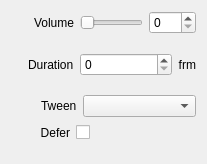
CasparCG/client, file src/Widgets/Inspector/InspectorVolumeWidget.ui: the form before one commit.
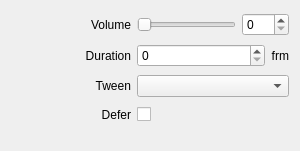
The form after the commit.

Commit message: Simplify layout of inspector widgets

Diff of the .ui file:
```diff
--- a/src/Widgets/Inspector/InspectorVolumeWidget.ui
+++ b/src/Widgets/Inspector/InspectorVolumeWidget.ui
@@ -6,8 +6,8 @@
    <rect>
     <x>0</x>
     <y>0</y>
-    <width>207</width>
-    <height>164</height>
+    <width>300</width>
+    <height>151</height>
    </rect>
   </property>
   <property name="sizePolicy">
@@ -16,166 +16,28 @@
     <verstretch>0</verstretch>
    </sizepolicy>
   </property>
-  <layout class="QVBoxLayout" name="verticalLayout">
-   <item>
-    <layout class="QHBoxLayout" name="horizontalLayoutVolume">
-     <item>
-      <spacer name="horizontalSpacerVolume">
-       <property name="orientation">
-        <enum>Qt::Horizontal</enum>
-       </property>
-       <property name="sizeType">
-        <enum>QSizePolicy::Fixed</enum>
-       </property>
-       <property name="sizeHint" stdset="0">
-        <size>
-         <width>23</width>
-         <height>20</height>
-        </size>
-       </property>
-      </spacer>
-     </item>
-     <item>
-      <widget class="QLabel" name="labelVolume">
-       <property name="text">
-        <string>Volume</string>
-       </property>
-      </widget>
-     </item>
-     <item>
-      <widget class="QSlider" name="sliderVolume">
-       <property name="maximum">
-        <number>200</number>
-       </property>
-       <property name="orientation">
-        <enum>Qt::Horizontal</enum>
-       </property>
-      </widget>
-     </item>
-     <item>
-      <widget class="QSpinBox" name="spinBoxVolume">
-       <property name="maximum">
-        <number>200</number>
-       </property>
-      </widget>
-     </item>
-    </layout>
+  <layout class="QGridLayout" name="gridLayout">
+   <property name="bottomMargin">
+    <number>20</number>
+   </property>
+   <item row="1" column="0">
+    <widget class="QLabel" name="labelTransitionDuration">
+     <property name="minimumSize">
+      <size>
+       <width>120</width>
+       <height>0</height>
+      </size>
+     </property>
+     <property name="text">
+      <string>Duration</string>
+     </property>
+     <property name="alignment">
+      <set>Qt::AlignRight|Qt::AlignTrailing|Qt::AlignVCenter</set>
+     </property>
+    </widget>
    </item>
-   <item>
-    <layout class="QHBoxLayout" name="horizontalLayoutTransitionDuration">
-     <item>
-      <spacer name="horizontalSpacerTransitionDuration">
-       <property name="orientation">
-        <enum>Qt::Horizontal</enum>
-       </property>
-       <property name="sizeType">
-        <enum>QSizePolicy::Fixed</enum>
-       </property>
-       <property name="sizeHint" stdset="0">
-        <size>
-         <width>17</width>
-         <height>20</height>
-        </size>
-       </property>
-      </spacer>
-     </item>
-     <item>
-      <widget class="QLabel" name="labelTransitionDuration">
-       <property name="text">
-        <string>Duration</string>
-       </property>
-      </widget>
-     </item>
-     <item>
-      <widget class="QSpinBox" name="spinBoxTransitionDuration">
-       <property name="sizePolicy">
-        <sizepolicy hsizetype="Expanding" vsizetype="Fixed">
-         <horstretch>0</horstretch>
-         <verstretch>0</verstretch>
-        </sizepolicy>
-       </property>
-       <property name="maximum">
-        <number>999</number>
-       </property>
-      </widget>
-     </item>
-     <item>
-      <widget class="QLabel" name="labelFrm1">
-       <property name="text">
-        <string>frm</string>
-       </property>
-       <property name="alignment">
-        <set>Qt::AlignRight|Qt::AlignTrailing|Qt::AlignVCenter</set>
-       </property>
-      </widget>
-     </item>
-    </layout>
-   </item>
-   <item>
-    <layout class="QHBoxLayout" name="horizontalLayoutTween">
-     <item>
-      <spacer name="horizontalSpacerTween">
-       <property name="orientation">
-        <enum>Qt::Horizontal</enum>
-       </property>
-       <property name="sizeType">
-        <enum>QSizePolicy::Fixed</enum>
-       </property>
-       <property name="sizeHint" stdset="0">
-        <size>
-         <width>30</width>
-         <height>20</height>
-        </size>
-       </property>
-      </spacer>
-     </item>
-     <item>
-      <widget class="QLabel" name="labelEasing">
-       <property name="text">
-        <string>Tween</string>
-       </property>
-      </widget>
-     </item>
-     <item>
-      <widget class="QComboBox" name="comboBoxTween">
-       <property name="sizePolicy">
-        <sizepolicy hsizetype="Expanding" vsizetype="Fixed">
-         <horstretch>0</horstretch>
-         <verstretch>0</verstretch>
-        </sizepolicy>
-       </property>
-      </widget>
-     </item>
-    </layout>
-   </item>
-   <item>
+   <item row="3" column="1" colspan="2">
     <layout class="QHBoxLayout" name="horizontalLayoutDefer">
-     <item>
-      <spacer name="horizontalSpacerDefer1">
-       <property name="orientation">
-        <enum>Qt::Horizontal</enum>
-       </property>
-       <property name="sizeType">
-        <enum>QSizePolicy::Fixed</enum>
-       </property>
-       <property name="sizeHint" stdset="0">
-        <size>
-         <width>29</width>
-         <height>20</height>
-        </size>
-       </property>
-      </spacer>
-     </item>
-     <item>
-      <widget class="QLabel" name="labelDefer">
-       <property name="text">
-        <string>Defer</string>
-       </property>
-       <property name="alignment">
-        <set>Qt::AlignRight|Qt::AlignTrailing|Qt::AlignVCenter</set>
-       </property>
-      </widget>
-     </item>
      <item>
       <widget class="QCheckBox" name="checkBoxDefer">
        <property name="layoutDirection">
@@ -201,21 +63,107 @@
      </item>
     </layout>
    </item>
-   <item>
-    <spacer name="verticalSpacerVolume">
-     <property name="orientation">
-      <enum>Qt::Vertical</enum>
+   <item row="0" column="1" colspan="2">
+    <layout class="QHBoxLayout" name="horizontalLayoutVolume">
+     <item>
+      <widget class="QSlider" name="sliderVolume">
+       <property name="maximum">
+        <number>200</number>
+       </property>
+       <property name="orientation">
+        <enum>Qt::Horizontal</enum>
+       </property>
+      </widget>
+     </item>
+     <item>
+      <widget class="QSpinBox" name="spinBoxVolume">
+       <property name="maximum">
+        <number>200</number>
+       </property>
+      </widget>
+     </item>
+    </layout>
+   </item>
+   <item row="0" column="0">
+    <widget class="QLabel" name="labelVolume">
+     <property name="minimumSize">
+      <size>
+       <width>120</width>
+       <height>0</height>
+      </size>
      </property>
-     <property name="sizeType">
-      <enum>QSizePolicy::Fixed</enum>
+     <property name="text">
+      <string>Volume</string>
      </property>
-     <property name="sizeHint" stdset="0">
+     <property name="alignment">
+      <set>Qt::AlignRight|Qt::AlignTrailing|Qt::AlignVCenter</set>
+     </property>
+    </widget>
+   </item>
+   <item row="3" column="0">
+    <widget class="QLabel" name="labelDefer">
+     <property name="minimumSize">
       <size>
-       <width>20</width>
-       <height>10</height>
+       <width>120</width>
+       <height>0</height>
       </size>
      </property>
-    </spacer>
+     <property name="text">
+      <string>Defer</string>
+     </property>
+     <property name="alignment">
+      <set>Qt::AlignRight|Qt::AlignTrailing|Qt::AlignVCenter</set>
+     </property>
+    </widget>
+   </item>
+   <item row="2" column="0">
+    <widget class="QLabel" name="labelEasing">
+     <property name="minimumSize">
+      <size>
+       <width>120</width>
+       <height>0</height>
+      </size>
+     </property>
+     <property name="text">
+      <string>Tween</string>
+     </property>
+     <property name="alignment">
+      <set>Qt::AlignRight|Qt::AlignTrailing|Qt::AlignVCenter</set>
+     </property>
+    </widget>
+   </item>
+   <item row="1" column="1">
+    <widget class="QSpinBox" name="spinBoxTransitionDuration">
+     <property name="sizePolicy">
+      <sizepolicy hsizetype="Expanding" vsizetype="Fixed">
+       <horstretch>0</horstretch>
+       <verstretch>0</verstretch>
+      </sizepolicy>
+     </property>
+     <property name="maximum">
+      <number>999</number>
+     </property>
+    </widget>
+   </item>
+   <item row="1" column="2">
+    <widget class="QLabel" name="labelFrm1">
+     <property name="text">
+      <string>frm</string>
+     </property>
+     <property name="alignment">
+      <set>Qt::AlignRight|Qt::AlignTrailing|Qt::AlignVCenter</set>
+     </property>
+    </widget>
+   </item>
+   <item row="2" column="1" colspan="2">
+    <widget class="QComboBox" name="comboBoxTween">
+     <property name="sizePolicy">
+      <sizepolicy hsizetype="Expanding" vsizetype="Fixed">
+       <horstretch>0</horstretch>
+       <verstretch>0</verstretch>
+      </sizepolicy>
+     </property>
+    </widget>
    </item>
   </layout>
  </widget>
```
Left out of the diff: 7 changed lines with no effect on the pictures. The commit also changes 58 other files.
